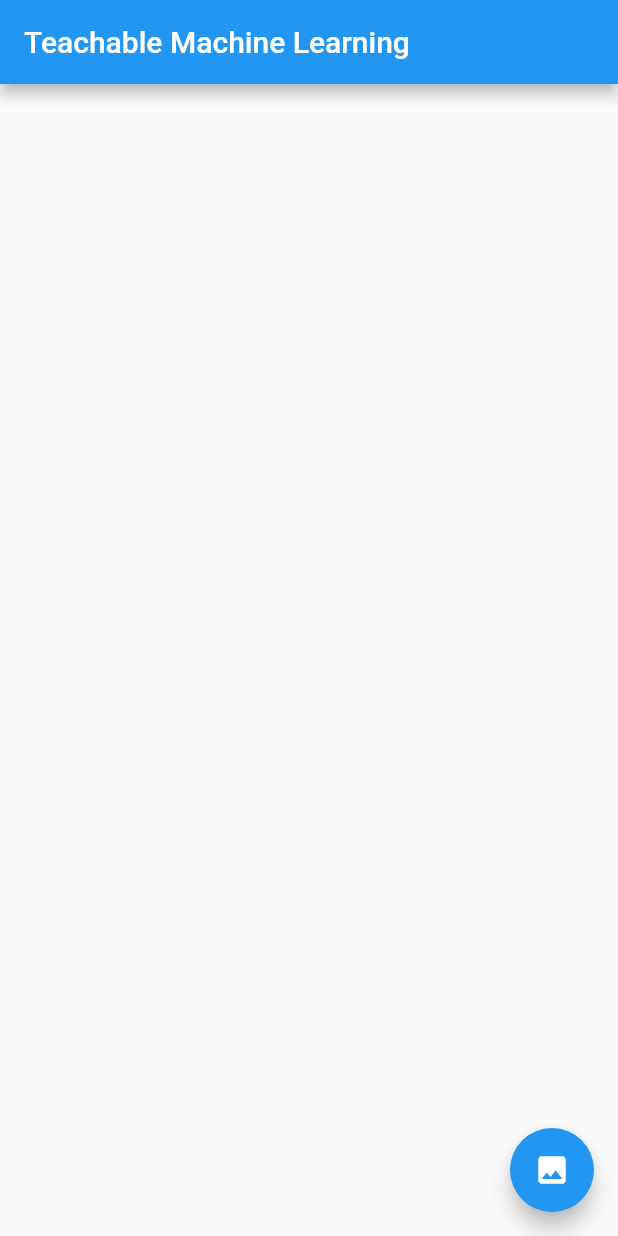
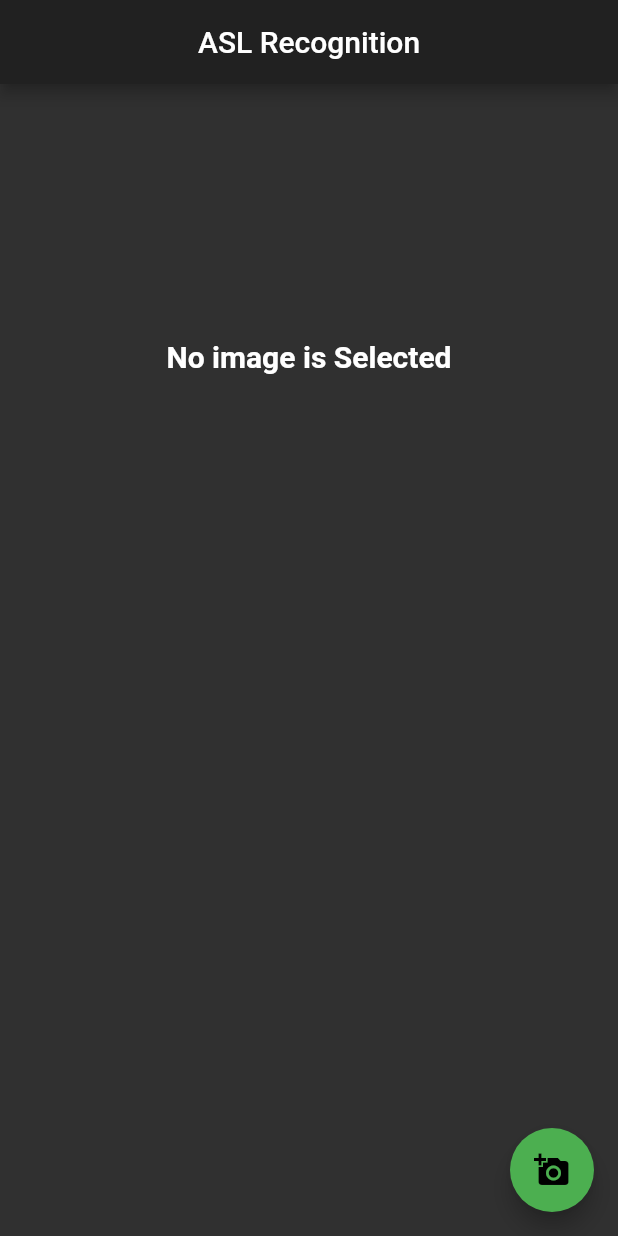
Before and after one commit to GDSC-KIIT/Diabetic-Detection, a Flutter app: the screen it shows after launch, on a phone screen of 412 x 824 dp. Run offline on Flutter 3.47's test engine with Material 2 defaults, Android fonts, the phone set to English and light mode, and no system bars; our stand-ins replace image_picker; missing offline and left inert: tflite.

Commit message:
first commit

```diff
--- a/lib/homePage.dart
+++ b/lib/homePage.dart
@@ -1,210 +1,210 @@
-// import 'dart:io';
+import 'dart:io';
 
-// import 'package:flutter/material.dart';
-// import 'package:image_picker/image_picker.dart';
-// import 'package:tflite/tflite.dart';
+import 'package:flutter/material.dart';
+import 'package:image_picker/image_picker.dart';
+import 'package:tflite/tflite.dart';
 
-// class HomePage extends StatefulWidget {
-//   @override
-//   _HomePageState createState() => _HomePageState();
-// }
+class HomePage extends StatefulWidget {
+  @override
+  _HomePageState createState() => _HomePageState();
+}
 
-// class _HomePageState extends State<HomePage> {
-//   List _outputs;
-//   File _image;
-//   bool _loading = false;
+class _HomePageState extends State<HomePage> {
+  List _outputs;
+  File _image;
+  bool _loading = false;
 
-//   @override
-//   void initState() {
-//     super.initState();
-//     _loading = true;
+  @override
+  void initState() {
+    super.initState();
+    _loading = true;
 
-//     loadModel().then((value) {
-//       setState(() {
-//         _loading = false;
-//       });
-//     });
-//   }
+    loadModel().then((value) {
+      setState(() {
+        _loading = false;
+      });
+    });
+  }
 
-//   showFloatingActionButton() {
-//     if (_image == null) {
-//       return FloatingActionButton(
-//         backgroundColor: Colors.green,
-//         child: Icon(Icons.add_a_photo),
-//         tooltip: 'Open Camera',
-//         onPressed: _optionsDialogBox,
-//       );
-//     } else {
-//       return FloatingActionButton(
-//         backgroundColor: Colors.red,
-//         child: Icon(Icons.close),
-//         onPressed: () {
-//           setState(() {
-//             _image = null;
-//           });
-//         },
-//       );
-//     }
-//   }
+  showFloatingActionButton() {
+    if (_image == null) {
+      return FloatingActionButton(
+        backgroundColor: Colors.green,
+        child: Icon(Icons.add_a_photo),
+        tooltip: 'Open Camera',
+        onPressed: _optionsDialogBox,
+      );
+    } else {
+      return FloatingActionButton(
+        backgroundColor: Colors.red,
+        child: Icon(Icons.close),
+        onPressed: () {
+          setState(() {
+            _image = null;
+          });
+        },
+      );
+    }
+  }
 
-//   Future<void> _optionsDialogBox() {
-//     return showDialog(
-//         context: context,
-//         builder: (BuildContext context) {
-//           return AlertDialog(
-//             backgroundColor: Colors.red,
-//             shape: RoundedRectangleBorder(
-//               borderRadius: new BorderRadius.circular(10.0),
-//             ),
-//             content: SingleChildScrollView(
-//               child: ListBody(
-//                 children: <Widget>[
-//                   GestureDetector(
-//                     child: Text(
-//                       'Take a Picture',
-//                       style: TextStyle(
-//                         fontSize: 20,
-//                       ),
-//                     ),
-//                     onTap: openCamera,
-//                   ),
-//                   Padding(
-//                     padding: EdgeInsets.all(10.0),
-//                   ),
-//                   GestureDetector(
-//                     child: Text(
-//                       'Choose from Gallery',
-//                       style: TextStyle(
-//                         fontSize: 20,
-//                       ),
-//                     ),
-//                     onTap: openGallery,
-//                   )
-//                 ],
-//               ),
-//             ),
-//           );
-//         });
-//   }
+  Future<void> _optionsDialogBox() {
+    return showDialog(
+        context: context,
+        builder: (BuildContext context) {
+          return AlertDialog(
+            backgroundColor: Colors.red,
+            shape: RoundedRectangleBorder(
+              borderRadius: new BorderRadius.circular(10.0),
+            ),
+            content: SingleChildScrollView(
+              child: ListBody(
+                children: <Widget>[
+                  GestureDetector(
+                    child: Text(
+                      'Take a Picture',
+                      style: TextStyle(
+                        fontSize: 20,
+                      ),
+                    ),
+                    onTap: openCamera,
+                  ),
+                  Padding(
+                    padding: EdgeInsets.all(10.0),
+                  ),
+                  GestureDetector(
+                    child: Text(
+                      'Choose from Gallery',
+                      style: TextStyle(
+                        fontSize: 20,
+                      ),
+                    ),
+                    onTap: openGallery,
+                  )
+                ],
+              ),
+            ),
+          );
+        });
+  }
 
-//   Future openCamera() async {
-//     var image = await ImagePicker.pickImage(source: ImageSource.camera);
-//     Navigator.of(context).pop();
+  Future openCamera() async {
+    var image = await ImagePicker.pickImage(source: ImageSource.camera);
+    Navigator.of(context).pop();
 
-//     setState(() {
-//       _loading = true;
-//       _image = image;
-//     });
-//     classifyImage(image);
-//   }
+    setState(() {
+      _loading = true;
+      _image = image;
+    });
+    classifyImage(image);
+  }
 
-//   Future openGallery() async {
-//     var image = await ImagePicker.pickImage(source: ImageSource.gallery);
-//     Navigator.of(context).pop();
-//     if (image == null) return null;
-//     setState(() {
-//       _loading = true;
-//       _image = image;
-//     });
-//     classifyImage(image);
-//   }
+  Future openGallery() async {
+    var image = await ImagePicker.pickImage(source: ImageSource.gallery);
+    Navigator.of(context).pop();
+    if (image == null) return null;
+    setState(() {
+      _loading = true;
+      _image = image;
+    });
+    classifyImage(image);
+  }
 
-//   classifyImage(File image) async {
-//     var output = await Tflite.runModelOnImage(
-//       path: image.path,
-//       numResults: 2,
-//       threshold: 0.5,
-//       imageMean: 127.5,
-//       imageStd: 127.5,
-//     );
-//     setState(() {
-//       _loading = false;
-//       _outputs = output;
-//     });
-//   }
+  classifyImage(File image) async {
+    var output = await Tflite.runModelOnImage(
+      path: image.path,
+      numResults: 2,
+      threshold: 0.5,
+      imageMean: 127.5,
+      imageStd: 127.5,
+    );
+    setState(() {
+      _loading = false;
+      _outputs = output;
+    });
+  }
 
-//   loadModel() async {
-//     await Tflite.loadModel(
-//       model: "assets/custom_model.tflite",
-//       labels: "assets/labels.txt",
-//     );
-//   }
+  loadModel() async {
+    await Tflite.loadModel(
+      model: "assets/model_unquant.tflite",
+      labels: "assets/labels.txt",
+    );
+  }
 
-//   @override
-//   void dispose() {
-//     Tflite.close();
-//     super.dispose();
-//   }
+  @override
+  void dispose() {
+    Tflite.close();
+    super.dispose();
+  }
 
-//   @override
-//   Widget build(BuildContext context) {
-//     return Scaffold(
-//       appBar: AppBar(title: Center(child: Text('ASL Recognition'))),
-//       body: Container(
-//           child: Column(
-//         children: <Widget>[
-//           SizedBox(
-//             height: 170,
-//           ),
-//           _loading
-//               ? Center(
-//                   child: Container(
-//                     alignment: Alignment.center,
-//                     child: Center(
-//                       child: Text(
-//                         'No image is Selected',
-//                         style: TextStyle(
-//                             fontSize: 20,
-//                             fontWeight: FontWeight.bold,
-//                             fontFamily: "Roboto"),
-//                       ),
-//                     ),
-//                   ),
-//                 )
-//               : Center(
-//                   child: Container(
-//                     width: MediaQuery.of(context).size.width,
-//                     child: Column(
-//                       crossAxisAlignment: CrossAxisAlignment.center,
-//                       mainAxisAlignment: MainAxisAlignment.center,
-//                       children: [
-//                         _image == null
-//                             ? Center(
-//                                 child: Container(
-//                                   child: Text(
-//                                     'No image is Selected',
-//                                     style: TextStyle(
-//                                         fontSize: 20,
-//                                         fontWeight: FontWeight.bold,
-//                                         fontFamily: "Roboto"),
-//                                   ),
-//                                 ),
-//                               )
-//                             : Container(
-//                                 height: 400,
-//                                 width: 400,
-//                                 child: Image.file(_image),
-//                               ),
-//                         SizedBox(
-//                           height: 20,
-//                         ),
-//                         _image != null
-//                             ? Text(
-//                                 "${_outputs[0]["label"]}",
-//                                 style: TextStyle(
-//                                   color: Colors.white,
-//                                   fontSize: 20.0,
-//                                   //background: Paint()..color = Colors.white,
-//                                 ),
-//                               )
-//                             : Container()
-//                       ],
-//                     ),
-//                   ),
-//                 ),
-//         ],
-//       )),
-//       floatingActionButton: showFloatingActionButton(),
-//     );
-//   }
-// }
+  @override
+  Widget build(BuildContext context) {
+    return Scaffold(
+      appBar: AppBar(title: Center(child: Text('ASL Recognition'))),
+      body: Container(
+          child: Column(
+        children: <Widget>[
+          SizedBox(
+            height: 170,
+          ),
+          _loading
+              ? Center(
+                  child: Container(
+                    alignment: Alignment.center,
+                    child: Center(
+                      child: Text(
+                        'No image is Selected',
+                        style: TextStyle(
+                            fontSize: 20,
+                            fontWeight: FontWeight.bold,
+                            fontFamily: "Roboto"),
+                      ),
+                    ),
+                  ),
+                )
+              : Center(
+                  child: Container(
+                    width: MediaQuery.of(context).size.width,
+                    child: Column(
+                      crossAxisAlignment: CrossAxisAlignment.center,
+                      mainAxisAlignment: MainAxisAlignment.center,
+                      children: [
+                        _image == null
+                            ? Center(
+                                child: Container(
+                                  child: Text(
+                                    'No image is Selected',
+                                    style: TextStyle(
+                                        fontSize: 20,
+                                        fontWeight: FontWeight.bold,
+                                        fontFamily: "Roboto"),
+                                  ),
+                                ),
+                              )
+                            : Container(
+                                height: 400,
+                                width: 400,
+                                child: Image.file(_image),
+                              ),
+                        SizedBox(
+                          height: 20,
+                        ),
+                        _image != null
+                            ? Text(
+                                "${_outputs[0]["label"]}",
+                                style: TextStyle(
+                                  color: Colors.white,
+                                  fontSize: 20.0,
+                                  //background: Paint()..color = Colors.white,
+                                ),
+                              )
+                            : Container()
+                      ],
+                    ),
+                  ),
+                ),
+        ],
+      )),
+      floatingActionButton: showFloatingActionButton(),
+    );
+  }
+}
--- a/lib/main.dart
+++ b/lib/main.dart
@@ -1,109 +1,16 @@
-import 'dart:io';
+import 'package:diabetic_detection/homePage.dart';
 import 'package:flutter/material.dart';
-import 'package:image_picker/image_picker.dart';
-import 'package:tflite/tflite.dart';
 
-void main() => runApp(MaterialApp(
-  home: MyApp(),
-));
 
-class MyApp extends StatefulWidget {
-  @override
-  _MyAppState createState() => _MyAppState();
-}
+void main() => runApp(MyApp());
 
-class _MyAppState extends State<MyApp> {
-  List _outputs;
-  File _image;
-  bool _loading = false;
-
-  @override
-  void initState() {
-    super.initState();
-    _loading = true;
-
-    loadModel().then((value) {
-      setState(() {
-        _loading = false;
-      });
-    });
-  }
-
+class MyApp extends StatelessWidget {
   @override
   Widget build(BuildContext context) {
-    return Scaffold(
-      appBar: AppBar(
-        title: const Text('Teachable Machine Learning'),
-      ),
-      body: _loading
-          ? Container(
-        alignment: Alignment.center,
-        child: CircularProgressIndicator(),
-      )
-          : Container(
-        width: MediaQuery.of(context).size.width,
-        child: Column(
-          crossAxisAlignment: CrossAxisAlignment.center,
-          mainAxisAlignment: MainAxisAlignment.center,
-          children: [
-            _image == null ? Container() : Image.file(_image),
-            SizedBox(
-              height: 20,
-            ),
-            _outputs != null
-                ? Text(
-              "${_outputs[0]["label"]}",
-              style: TextStyle(
-                color: Colors.black,
-                fontSize: 20.0,
-                background: Paint()..color = Colors.white,
-              ),
-            )
-                : Container()
-          ],
-        ),
-      ),
-      floatingActionButton: FloatingActionButton(
-        onPressed: pickImage,
-        child: Icon(Icons.image),
-      ),
+    return MaterialApp(
+      debugShowCheckedModeBanner: false,
+      theme: ThemeData.dark(),
+      home: HomePage(),
     );
   }
-
-  pickImage() async {
-    var image = await ImagePicker.pickImage(source: ImageSource.gallery);
-    if (image == null) return null;
-    setState(() {
-      _loading = true;
-      _image = image;
-    });
-    classifyImage(image);
-  }
-
-  classifyImage(File image) async {
-    var output = await Tflite.runModelOnImage(
-      path: image.path,
-      numResults: 2,
-      threshold: 0.5,
-      imageMean: 127.5,
-      imageStd: 127.5,
-    );
-    setState(() {
-      _loading = false;
-      _outputs = output;
-    });
-  }
-
-  loadModel() async {
-    await Tflite.loadModel(
-      model: "assets/custom_model.tflite",
-      labels: "assets/labels.txt",
-    );
-  }
-
-  @override
-  void dispose() {
-    Tflite.close();
-    super.dispose();
-  }
 }
--- a/pubspec.yaml
+++ b/pubspec.yaml
@@ -47,6 +47,7 @@ flutter:
   assets:
    - assets/tflite/labels.txt
    - assets/tflite/custom_model.tflite
+   - assets/tflite/model_unquant.tflite
    - assets/images/splashScreen.png
 
   # An image asset can refer to one or more resolution-specific "variants", see
```
Also changed, not shown: assets/tflite/labels.txt (+5 -5 lines), 1 other file.
